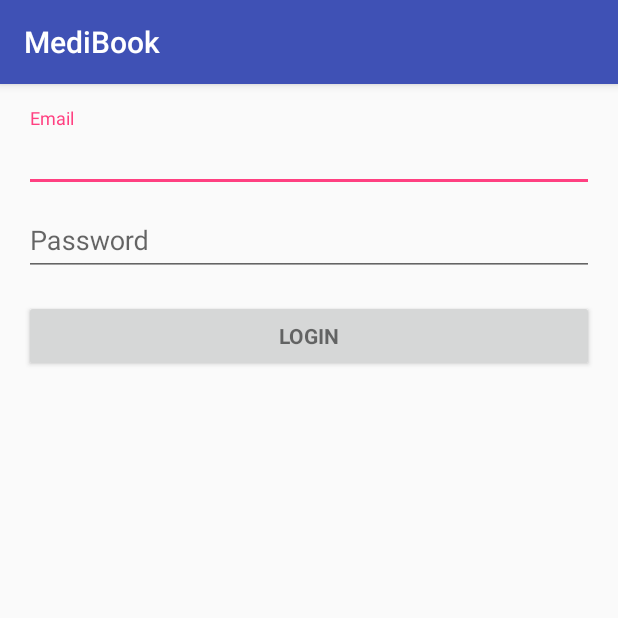
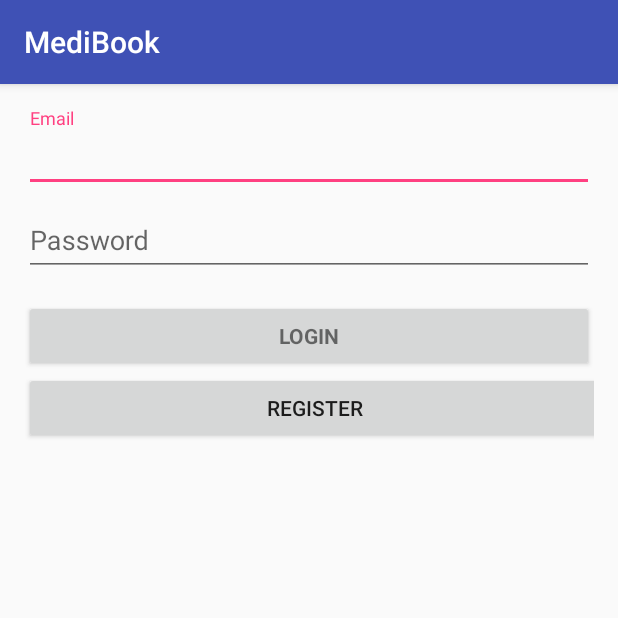
Before and after one commit to UWMediBook/patientAndroid, an Android app: the screen it shows after launch (LoginActivity), on a phone screen of 412 x 824 dp, the top half of it. Run offline under Robolectric (Android 15) with nearby library versions, the phone set to English and light mode, and no system bars; 4 statements that could not run were skipped.

Commit message:
GET is working, added Register button LoginActivity, Login by email address

```diff
--- a/app/src/main/java/com/medibook/medibook/activity/UserAreaActivity.java
+++ b/app/src/main/java/com/medibook/medibook/activity/UserAreaActivity.java
@@ -1,5 +1,6 @@
 package com.medibook.medibook.activity;
 
+import android.content.Intent;
 import android.support.v7.app.AppCompatActivity;
 import android.os.Bundle;
 import android.support.v7.view.menu.MenuItemImpl;
@@ -26,8 +27,9 @@ public class UserAreaActivity extends AppCompatActivity {
     protected void onCreate(Bundle savedInstanceState) {
         super.onCreate(savedInstanceState);
         setContentView(R.layout.activity_user_area);
-
+        Intent intent = getIntent();
+        String email = intent.getStringExtra("EMAIL");
         API apiHandler = new API(this);
-        apiHandler.getUser(1);
+        apiHandler.getUser(email);
     }
 }
--- a/app/src/main/res/layout/activity_login.xml
+++ b/app/src/main/res/layout/activity_login.xml
@@ -22,7 +22,8 @@
     <ScrollView
         android:id="@+id/login_form"
         android:layout_width="match_parent"
-        android:layout_height="match_parent">
+        android:layout_height="match_parent"
+        android:fillViewport="false">
 
         <LinearLayout
             android:id="@+id/email_login_form"
@@ -72,6 +73,12 @@
                 android:text="@string/action_login"
                 android:textStyle="bold" />
 
+            <Button
+                android:layout_width="388dp"
+                android:layout_height="wrap_content"
+                android:text="Register"
+                android:id="@+id/RegisterButton" />
+
         </LinearLayout>
     </ScrollView>
 </LinearLayout>
```
Also changed, not shown: app/src/main/java/com/medibook/medibook/activity/EmergencyContactActivity.java (+5 -2 lines), app/src/main/java/com/medibook/medibook/activity/LoginActivity.java (+13 -1 lines), app/src/main/java/com/medibook/medibook/activity/MedicalDataActivity.java (+6 -2 lines), app/src/main/java/com/medibook/medibook/activity/RegisterMainActivity.java (+20 -15 lines), app/src/main/java/com/medibook/medibook/common/API.java (+17 -11 lines), 260 other files.
